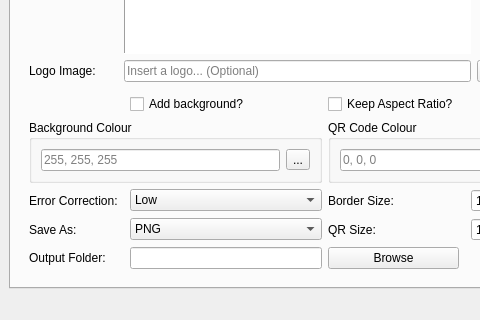
Before: the Qt Designer form form.ui in LyAhn/ImageNexus, drawn with Qt 5; both pictures show x 0 to 480 and y 282 to 602 of the 872 by 602 pixel window.
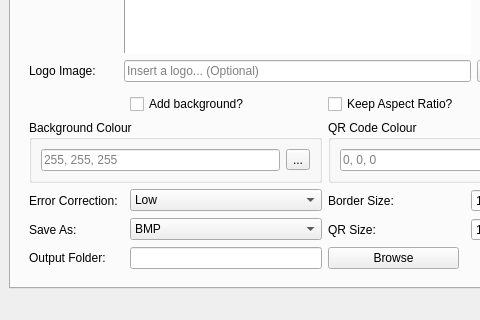
After: the same form once the commit is applied. The open tabs and pages were chosen to show the change. Icons and pictures are not drawn.

Patch:
```diff
--- a/form.ui
+++ b/form.ui
@@ -430,6 +430,16 @@
            </item>
            <item row="7" column="2">
             <widget class="QComboBox" name="saveAsComboBox">
+             <item>
+              <property name="text">
+               <string>BMP</string>
+              </property>
+             </item>
+             <item>
+              <property name="text">
+               <string>JPG</string>
+              </property>
+             </item>
              <item>
               <property name="text">
                <string>PNG</string>
```
Left out of the diff: 7 changed lines with no effect on the pictures.
